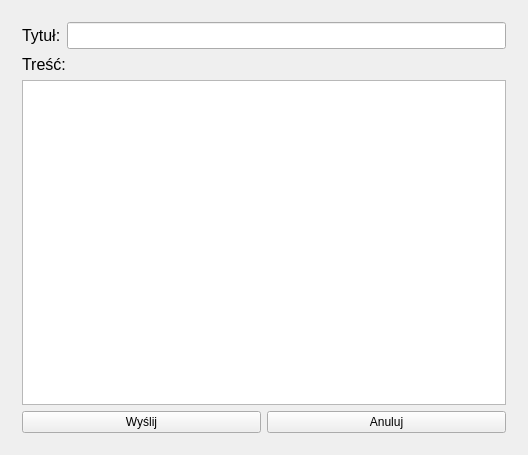
Above: project_managment/project_managment/raport_tworz_okno.ui from Sleyn2/IO_projectmanagement before the change. Below: the same form after it.
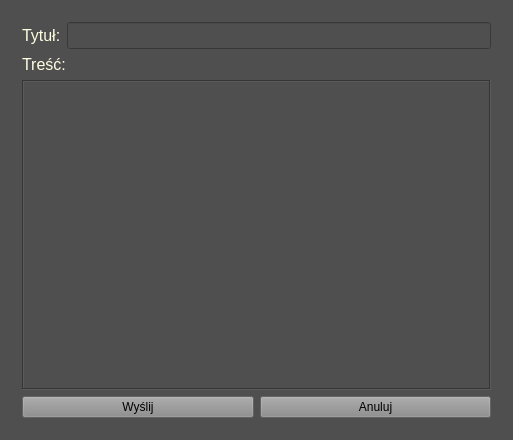
That is the form after the change. The open tabs and pages were chosen to show the change.

What changed in the file:
```diff
--- a/project_managment/project_managment/raport_tworz_okno.ui
+++ b/project_managment/project_managment/raport_tworz_okno.ui
@@ -6,13 +6,16 @@
    <rect>
     <x>0</x>
     <y>0</y>
-    <width>528</width>
-    <height>455</height>
+    <width>513</width>
+    <height>440</height>
    </rect>
   </property>
   <property name="windowTitle">
    <string>GenerujRaport</string>
   </property>
+  <property name="styleSheet">
+   <string notr="true">background-color: rgb(79, 79, 79);</string>
+  </property>
   <layout class="QGridLayout" name="gridLayout">
    <item row="0" column="0">
     <widget class="QStackedWidget" name="stackedWidget">
@@ -142,6 +145,9 @@
                <pointsize>12</pointsize>
               </font>
              </property>
+             <property name="styleSheet">
+              <string notr="true">color: rgb(255, 255, 226);</string>
+             </property>
              <property name="text">
               <string>Tytuł:</string>
              </property>
@@ -154,6 +160,9 @@
                <pointsize>12</pointsize>
               </font>
              </property>
+             <property name="styleSheet">
+              <string notr="true">color: rgb(255, 255, 226);</string>
+             </property>
             </widget>
            </item>
           </layout>
@@ -167,13 +176,23 @@
                <pointsize>12</pointsize>
               </font>
              </property>
+             <property name="styleSheet">
+              <string notr="true">color: rgb(255, 255, 226);</string>
+             </property>
              <property name="text">
               <string>Treść:</string>
              </property>
             </widget>
            </item>
            <item>
-            <widget class="QTextEdit" name="textEdit"/>
+            <widget class="QTextEdit" name="textEdit">
+             <property name="styleSheet">
+              <string notr="true">color: rgb(255, 255, 226);</string>
+             </property>
+             <property name="frameShape">
+              <enum>QFrame::Box</enum>
+             </property>
+            </widget>
            </item>
           </layout>
          </item>
@@ -181,6 +200,9 @@
           <layout class="QHBoxLayout" name="horizontalLayout_2">
            <item>
             <widget class="QPushButton" name="pushButtonWyslij">
+             <property name="styleSheet">
+              <string notr="true">background-color: rgb(139, 139, 139);</string>
+             </property>
              <property name="text">
               <string>Wyślij</string>
              </property>
@@ -188,6 +210,9 @@
            </item>
            <item>
             <widget class="QPushButton" name="pushButtonAnuluj">
+             <property name="styleSheet">
+              <string notr="true">background-color: rgb(139, 139, 139);</string>
+             </property>
              <property name="text">
               <string>Anuluj</string>
              </property>
```
Left out of the diff: 26 changed lines with no effect on the pictures.
